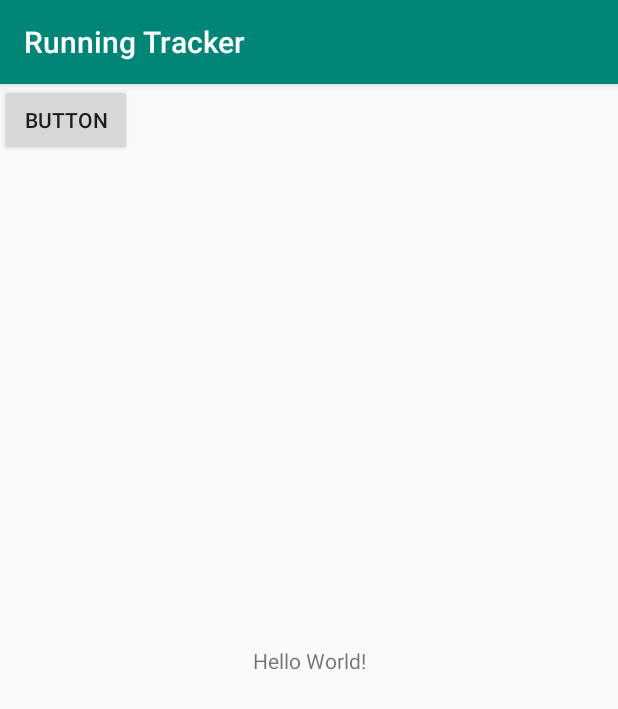
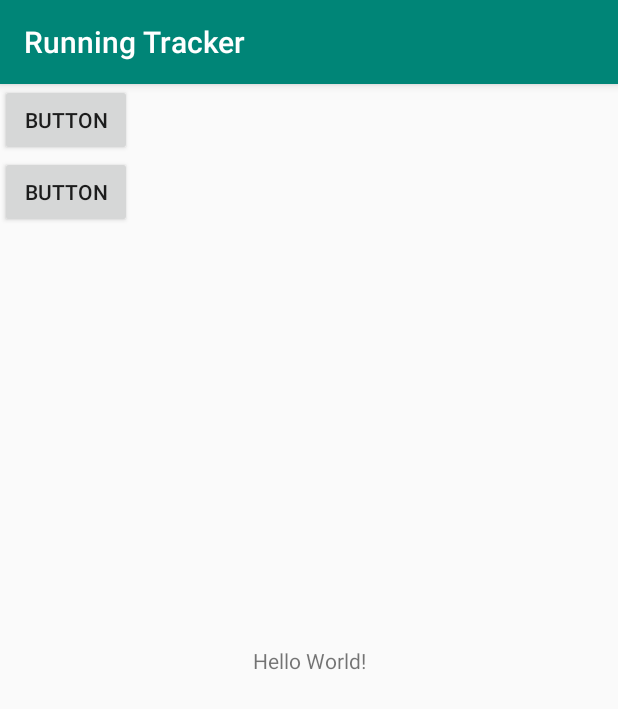
Before and after one commit to acerasoni/DroidTracker, an Android app: the screen it shows after launch (MainActivity), after a tap on "BUTTON", on a phone screen of 412 x 824 dp. Shown: the top 709 px of the screen. Run offline under Robolectric (Android 15) with nearby library versions, the phone set to English and light mode, and no system bars; libraries missing offline, so code that uses them is left out: com.survivingwithandroid.weather; 1 statement that could not run was skipped.

Commit message:
Adding stuff

```diff
--- a/app/src/main/AndroidManifest.xml
+++ b/app/src/main/AndroidManifest.xml
@@ -3,6 +3,7 @@
   package="com.ltm.runningtracker">
   <uses-permission android:name="android.permission.ACCESS_FINE_LOCATION"/>
   <uses-permission android:name="android.permission.INTERNET" />
+  <uses-permission android:name="android.permission.ACCESS_NETWORK_STATE" />
   <application
     android:allowBackup="true"
     android:icon="@mipmap/ic_launcher"
--- a/app/src/main/java/com/ltm/runningtracker/android/activity/MainActivity.java
+++ b/app/src/main/java/com/ltm/runningtracker/android/activity/MainActivity.java
@@ -1,5 +1,7 @@
 package com.ltm.runningtracker.android.activity;
 
+import android.util.Log;
+import android.view.Menu;
 import android.view.View;
 import androidx.appcompat.app.AppCompatActivity;
 import android.os.Bundle;
@@ -7,46 +9,60 @@ import android.content.Context;
 import android.location.LocationManager;
 import com.ltm.runningtracker.R;
 import com.ltm.runningtracker.util.TrackerLocationListener;
+import com.ltm.runningtracker.weather.WeatherHandler;
 import com.survivingwithandroid.weather.lib.WeatherClient;
 import com.survivingwithandroid.weather.lib.WeatherConfig;
+import com.survivingwithandroid.weather.lib.client.okhttp.WeatherDefaultClient;
+import com.survivingwithandroid.weather.lib.exception.WeatherLibException;
+import com.survivingwithandroid.weather.lib.model.CurrentWeather;
 import com.survivingwithandroid.weather.lib.provider.forecastio.ForecastIOProviderType;
+import com.survivingwithandroid.weather.lib.provider.openweathermap.OpenweathermapProviderType;
+import com.survivingwithandroid.weather.lib.request.WeatherRequest;
 
 public class MainActivity extends AppCompatActivity {
 
   LocationManager locationManager;
+  WeatherHandler weatherHandler;
+  TrackerLocationListener trackerLocationListener;
+  public static double lat, lon;
 
   @Override
   protected void onCreate(Bundle savedInstanceState) {
     super.onCreate(savedInstanceState);
     setContentView(R.layout.activity_main);
 
+    trackerLocationListener = new TrackerLocationListener();
     locationManager =
         (LocationManager) getSystemService(Context.LOCATION_SERVICE);
-
-  try{
-    WeatherClient.ClientBuilder builder = new WeatherClient.ClientBuilder();  WeatherConfig config = new WeatherConfig();
-    WeatherClient client = builder.attach(this)
-        .provider(new ForecastIOProviderType())
-        .httpClient(com.survivingwithandroid.weather.lib.client.okhttp.WeatherDefaultClient.class)
-        .config(config)
-        .build();
-  } catch(Exception e) {
-
-  }
 
 
   }
 
   public void onClick(View v) {
 
-    TrackerLocationListener locationListener = new TrackerLocationListener();
+    locationManager =
+        (LocationManager) getSystemService(Context.LOCATION_SERVICE);
+
+
     try {
-      locationManager.requestLocationUpdates(LocationManager.GPS_PROVIDER,
-          3, // minimum time interval between updates
-          1, // minimum distance between updates, in metres
-          locationListener);
-    } catch (SecurityException e) {
-   //  Log.d("g53mdp", e.toString());
+    locationManager.requestLocationUpdates(LocationManager.GPS_PROVIDER,
+        3, // minimum time interval between updates
+        1, // minimum distance between updates, in metres
+        trackerLocationListener);
+  } catch (SecurityException e) {
+      Log.d("g53mdp", e.toString());
+  }
+
+        try {
+      weatherHandler = new WeatherHandler(this);
+    } catch (Exception e) {
+      Log.d("Exception", e.getMessage());
     }
   }
+
+  public void onClick2(View v) {
+
+    weatherHandler.getCurrentWeather(lat, lon);
+  }
+
 }
--- a/app/src/main/java/com/ltm/runningtracker/util/TrackerLocationListener.java
+++ b/app/src/main/java/com/ltm/runningtracker/util/TrackerLocationListener.java
@@ -4,11 +4,14 @@ import android.location.Location;
 import android.location.LocationListener;
 import android.os.Bundle;
 import android.util.Log;
+import com.ltm.runningtracker.android.activity.MainActivity;
 
 public class TrackerLocationListener implements LocationListener {
 
   @Override
   public void onLocationChanged(Location location) {
+    MainActivity.lat = location.getLatitude();
+    MainActivity.lon = location.getLongitude();
     Log.d("g53mdp", location.getLatitude() + " " + location.getLongitude());
   }
 
--- a/app/src/main/res/layout/activity_main.xml
+++ b/app/src/main/res/layout/activity_main.xml
@@ -6,6 +6,23 @@
   android:layout_height="match_parent"
   tools:context=".android.activity.MainActivity">
 
+  <LinearLayout
+    android:layout_width="match_parent"
+    android:layout_height="match_parent"
+    android:orientation="vertical">
+    <Button
+      android:id="@+id/button"
+      android:layout_width="wrap_content"
+      android:layout_height="wrap_content"
+      android:onClick="onClick"
+      android:text="Button" />
+    <Button
+      android:id="@+id/button2"
+      android:layout_width="wrap_content"
+      android:layout_height="wrap_content"
+      android:onClick="onClick2"
+      android:text="Button" />
+  </LinearLayout>
   <TextView
     android:layout_width="wrap_content"
     android:layout_height="wrap_content"
@@ -14,13 +31,5 @@
     app:layout_constraintLeft_toLeftOf="parent"
     app:layout_constraintRight_toRightOf="parent"
     app:layout_constraintTop_toTopOf="parent" />
-  <Button
-    android:id="@+id/button"
-    android:layout_width="wrap_content"
-    android:layout_height="wrap_content"
-    android:onClick="onClick"
-    android:text="Button"
-    tools:layout_editor_absoluteX="129dp"
-    tools:layout_editor_absoluteY="346dp" />
 
 </androidx.constraintlayout.widget.ConstraintLayout>
--- a/app/src/main/res/values/strings.xml
+++ b/app/src/main/res/values/strings.xml
@@ -1,3 +1,4 @@
 <resources>
   <string name="app_name">Running Tracker</string>
+  <string name="openweather_api_key">678838031a4065f09e10bff3eda7bc65</string>
 </resources>
```
Also changed, not shown: app/src/main/java/com/ltm/runningtracker/weather/CustomWeatherEventListener.java (added, +28 -0 lines), app/src/main/java/com/ltm/runningtracker/weather/CustomWeatherProvider.java (added, +105 -0 lines), app/src/main/java/com/ltm/runningtracker/weather/WeatherHandler.java (+28 -0 lines).
